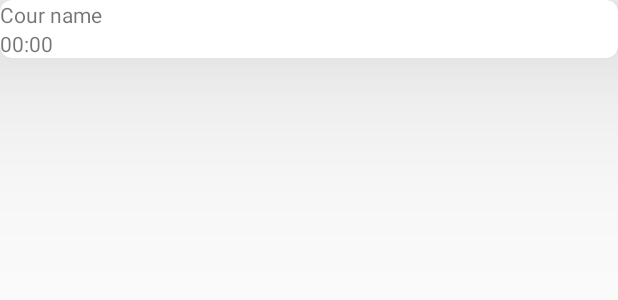
After one commit to Chaiyaaa/easyeducation2, an Android app: the layout itemcour.xml on its own in the app's theme, with its tools: preview values and no code run, on a phone screen of 412 x 824 dp. The commit adds this screen. Shown: the top 300 px of the screen. Run offline under Robolectric (Android 15) with nearby library versions, the phone set to English and light mode, and no system bars.

Commit message:
List cours is working

```diff
--- a/app/src/main/java/app/easyeducation/connexion.java
+++ b/app/src/main/java/app/easyeducation/connexion.java
@@ -109,7 +109,7 @@ public class connexion extends AppCompatActivity {
                     else
                     {
                         //email not found
-                        Toast.makeText(connexion.this,"false info",Toast.LENGTH_LONG); //change error msg
+                        Toast.makeText(connexion.this,"false info",Toast.LENGTH_LONG).show(); //change error msg
                        // mail.setError("Wrong email");
                     }
                 }
--- a/app/src/main/java/app/easyeducation/inscription.java
+++ b/app/src/main/java/app/easyeducation/inscription.java
@@ -50,6 +50,8 @@ public class inscription extends AppCompatActivity {
         signin.setOnClickListener(new View.OnClickListener() {
             @Override
             public void onClick(View v) {
+
+
                 Intent connexion = new Intent(getApplicationContext(), connexion.class);
                 startActivity(connexion);
 
--- a/app/src/main/res/layout/fragment_cour.xml
+++ b/app/src/main/res/layout/fragment_cour.xml
@@ -42,7 +42,7 @@
         app:srcCompat="@drawable/menuicon" />
 
     <androidx.recyclerview.widget.RecyclerView
-        android:id="@+id/recyclerView"
+        android:id="@+id/recyclerViewCour"
         android:layout_width="409dp"
         android:layout_height="615dp"
         android:layout_marginStart="1dp"
--- /dev/null
+++ b/app/src/main/res/layout/itemcour.xml
@@ -0,0 +1,33 @@
+<?xml version="1.0" encoding="utf-8"?>
+<androidx.cardview.widget.CardView xmlns:android="http://schemas.android.com/apk/res/android"
+    android:layout_width="match_parent"
+    android:layout_height="wrap_content"
+    xmlns:app="http://schemas.android.com/apk/res-auto"
+    android:orientation="vertical"
+    app:cardCornerRadius="8dp"
+    app:cardElevation="80dp"
+    >
+
+    <LinearLayout
+        android:layout_width="wrap_content"
+        android:layout_height="wrap_content"
+        android:orientation="vertical"
+        >
+    <TextView
+        android:id="@+id/courname"
+        android:layout_width="wrap_content"
+        android:layout_height="wrap_content"
+        android:text="Cour name"
+        />
+
+    <TextView
+        android:id="@+id/datecour"
+        android:layout_width="wrap_content"
+        android:layout_height="wrap_content"
+        android:text="00:00"
+        />
+
+    </LinearLayout>
+
+
+</androidx.cardview.widget.CardView>
```
Also changed, not shown: app/src/main/java/app/easyeducation/Cour.java (added, +50 -0 lines), app/src/main/java/app/easyeducation/CourAdapter.java (added, +58 -0 lines), app/src/main/java/app/easyeducation/CourFragment.java (+45 -1 lines).
